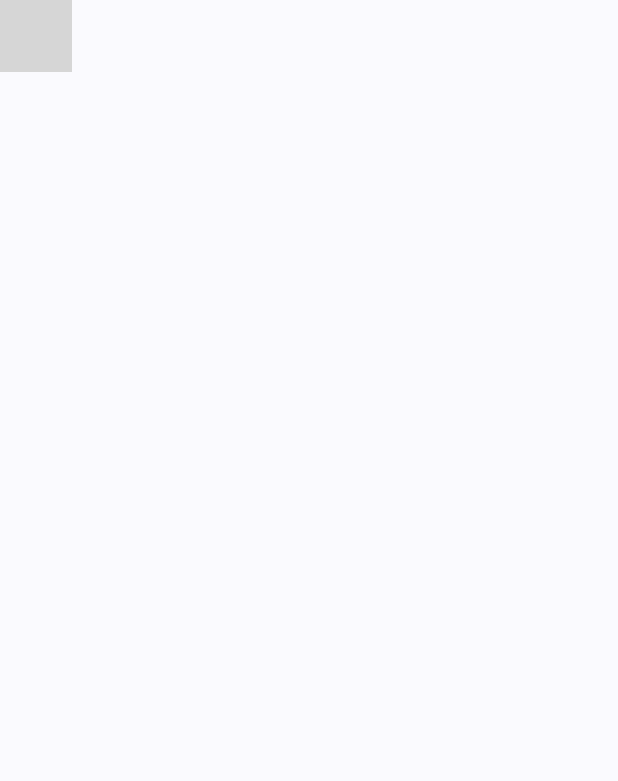
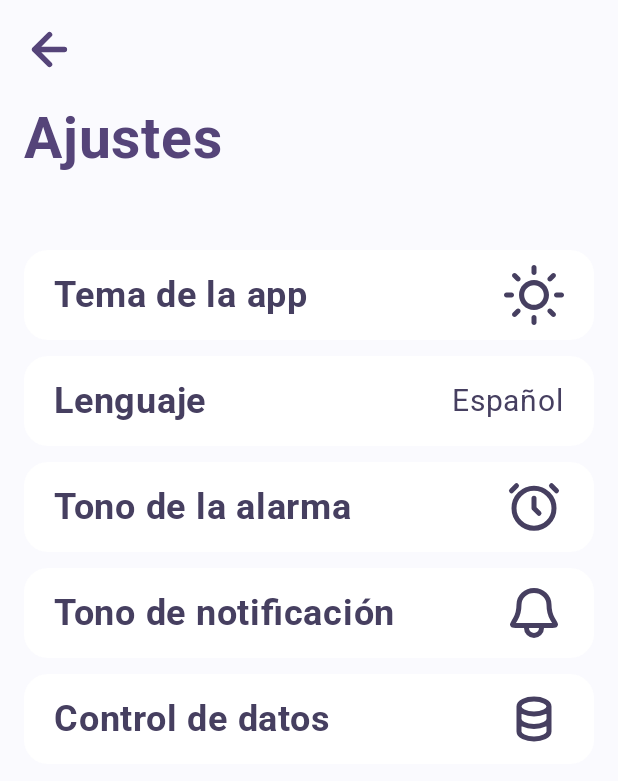
Before and after one commit to Milton-Peluffo/PillMate, an Android app built with Jetpack Compose: the SettingsScreen screen opened through its navigation route, on a phone screen of 412 x 824 dp. Shown: the top 781 px of the screen. Run offline under Robolectric (Android 15) with nearby library versions, the phone set to English and light mode, and no system bars; grey boxes are pictures that could not be loaded.

Commit message:
Style: Improving settings screen, settings component, and minor UI changes

```diff
--- a/app/src/main/java/com/tomildev/pillmate/ui/theme/components/BackButton.kt
+++ b/app/src/main/java/com/tomildev/pillmate/ui/theme/components/BackButton.kt
@@ -11,19 +11,16 @@ import androidx.compose.ui.Modifier
 import androidx.compose.ui.graphics.Color
 import androidx.compose.ui.res.painterResource
 import androidx.compose.ui.tooling.preview.Preview
-import androidx.compose.ui.unit.Dp
 import androidx.compose.ui.unit.dp
 import com.tomildev.pillmate.R
 import androidx.compose.foundation.interaction.MutableInteractionSource
+import androidx.compose.material3.Icon
 import androidx.compose.runtime.remember
 
 @Composable
 fun BackButton(
-    iconRes: Int,
-    contentDescription: String?,
     onClick: () -> Unit,
     modifier: Modifier = Modifier,
-    iconSize: Dp = 34.dp
 ) {
     Surface(
         modifier = modifier.size(48.dp),
@@ -38,10 +35,11 @@ fun BackButton(
                     interactionSource = remember { MutableInteractionSource() }
                 )
         ) {
-            Image(
-                painter = painterResource(id = iconRes),
-                contentDescription = contentDescription,
-                modifier = Modifier.size(iconSize)
+            Icon(
+                painter = painterResource(id = R.drawable.arrow_left),
+                contentDescription = "Atrás",
+                modifier = Modifier.size(34.dp),
+                tint = Color.Unspecified
             )
         }
     }
@@ -51,9 +49,6 @@ fun BackButton(
 @Composable
 fun BackButtonPreview() {
     BackButton(
-        iconRes = R.drawable.arrow_left,
-        contentDescription = "Atrás",
         onClick = { },
-        iconSize = 28.dp
     )
 }
--- a/app/src/main/java/com/tomildev/pillmate/ui/theme/components/SettingItem.kt
+++ b/app/src/main/java/com/tomildev/pillmate/ui/theme/components/SettingItem.kt
@@ -29,14 +29,16 @@ import com.tomildev.pillmate.ui.theme.theme.FontDarkPurple2
 @Composable
 fun SettingItem(
     title: String,
-    icon: Painter,
+    icon: Painter? = null,
+    value: String? = null,
     onClick: () -> Unit
 ) {
     Card(
         modifier = Modifier
             .fillMaxWidth()
-            .height(70.dp)
-            .clickable { },
+            .padding(vertical = 5.dp)
+            .height(60.dp)
+            .clickable { onClick() },
         shape = RoundedCornerShape(16.dp),
         colors = CardDefaults.cardColors(containerColor = Color.White),
         elevation = CardDefaults.cardElevation(defaultElevation = 0.dp)
@@ -51,9 +53,18 @@ fun SettingItem(
             Text(
                 text = title,
                 color = FontDarkPurple2,
-                fontSize = 20.sp,
+                fontSize = 24.sp,
                 fontWeight = FontWeight.Bold
             )
+
+            if (value != null) {
+                Text(
+                    text = value,
+                    color = FontDarkPurple2,
+                    fontSize = 20.sp,
+                    fontWeight = FontWeight.Normal
+                )
+            } else if (icon != null) {
                 Icon(
                     painter = icon,
                     contentDescription = null,
@@ -63,14 +74,26 @@ fun SettingItem(
             }
         }
     }
+}
 
-@Preview( showBackground = true,showSystemUi = true)
+@Preview(showBackground = true, showSystemUi = true)
 @Composable
-fun SettingItemPreview(){
+fun SettingItemPreview() {
+    ColumnPreview()
+}
+
+@Composable
+fun ColumnPreview() {
+    androidx.compose.foundation.layout.Column {
         SettingItem(
-        title = "Hola",
-        icon = painterResource(id = R.drawable.clock),
+            title = "Tema de la app",
+            icon = painterResource(id = R.drawable.sun_icon),
             onClick = {}
-
+        )
+        SettingItem(
+            title = "Lenguaje",
+            value = "Español",
+            onClick = {}
         )
     }
+}
--- a/app/src/main/java/com/tomildev/pillmate/ui/theme/navigations/AppNavigation.kt
+++ b/app/src/main/java/com/tomildev/pillmate/ui/theme/navigations/AppNavigation.kt
@@ -15,18 +15,18 @@ fun AppNavigation(){
     val navController = rememberNavController()
     NavHost(
         navController = navController,
-        startDestination = AppScreen.SplashScreen.route
+        startDestination = AppScreens.SplashScreen.route
     ) {
-        composable(AppScreen.SplashScreen.route) {
+        composable(AppScreens.SplashScreen.route) {
             SplashScreen(navController)
         }
-        composable(AppScreen.AlarmFormScreen.route) {
+        composable(AppScreens.AlarmFormScreen.route) {
             AlarmFormScreen(navController)
         }
-        composable(AppScreen.SettingsScreen.route){
+        composable(AppScreens.SettingsScreen.route){
             SettingsScreen((navController))
         }
-        composable(AppScreen.AlarmListScreen.route) {
+        composable(AppScreens.AlarmListScreen.route) {
             //Just Temp Alarms for show something on alarmList
             val sampleAlarms = listOf(
                 Alarm("Sulfato de Albuterol", "3h 20m", "08:00 AM", "Todos los días", true),
--- a/app/src/main/java/com/tomildev/pillmate/ui/theme/screens/settings/SettingsScreen.kt
+++ b/app/src/main/java/com/tomildev/pillmate/ui/theme/screens/settings/SettingsScreen.kt
@@ -1,34 +1,57 @@
 package com.tomildev.pillmate.ui.theme.screens.settings
 
+import androidx.annotation.DrawableRes
 import androidx.compose.foundation.layout.Arrangement
-import androidx.compose.foundation.layout.Row
+import androidx.compose.foundation.layout.Column
 import androidx.compose.foundation.layout.fillMaxSize
 import androidx.compose.foundation.layout.padding
+import androidx.compose.foundation.lazy.LazyColumn
+import androidx.compose.foundation.lazy.items
 import androidx.compose.material3.Text
 import androidx.compose.runtime.Composable
 import androidx.compose.ui.Modifier
+import androidx.compose.ui.res.painterResource
 import androidx.compose.ui.text.font.FontWeight
 import androidx.compose.ui.tooling.preview.Preview
 import androidx.compose.ui.unit.dp
 import androidx.compose.ui.unit.sp
 import androidx.navigation.NavController
+import androidx.navigation.compose.rememberNavController
+import com.tomildev.pillmate.R
 import com.tomildev.pillmate.ui.theme.components.BackButton
-import com.tomildev.pillmate.ui.theme.navigations.AppScreen
+import com.tomildev.pillmate.ui.theme.components.SettingItem
+import com.tomildev.pillmate.ui.theme.navigations.AppScreens
 import com.tomildev.pillmate.ui.theme.theme.FontDarkPurple
+
+data class SettingOption(
+    val id: String,
+    val title: String,
+    @DrawableRes val iconRes: Int? = null,
+    val value: String? = null,
+    val action: () -> Unit
+)
+
+val settings = listOf(
+    SettingOption("Theme", "Tema de la app", R.drawable.sun_icon, value = null) {},
+    SettingOption("Lang", "Lenguaje", value = "Español") {},
+    SettingOption("AlarmTune", "Tono de la alarma", R.drawable.alarm_icon, value = null) {},
+    SettingOption("NotifiTune", "Tono de notificación", R.drawable.bell_icon, value = null) {},
+    SettingOption("DataControls", "Control de datos", R.drawable.data_icon, value = null) {},
+)
 
 @Composable
 fun SettingsScreen(
-    navController = NavController
-){
-
-    Row(modifier = Modifier
-        .fillMaxSize()
-        .padding(16.dp),
+    navController: NavController,
+) {
+    Column(
+        modifier = Modifier
+            .fillMaxSize()
+            .padding(16.dp),
         verticalArrangement = Arrangement.spacedBy(6.dp)
     ) {
         BackButton(
             onClick = {
-                navController
+                navController.navigate(AppScreens.AlarmListScreen.route)
             }
         )
 
@@ -38,12 +61,27 @@ fun SettingsScreen(
             fontWeight = FontWeight.Bold,
             color = FontDarkPurple
         )
+
+        LazyColumn(
+            modifier = Modifier
+                .fillMaxSize()
+                .padding(vertical = 40.dp)
+        ) {
+            items(settings, key = { it.id }) { s ->
+                SettingItem(
+                    title = s.title,
+                    icon = s.iconRes?.let { painterResource(id = it) },
+                    value = s.value,
+                    onClick = s.action
+                )
+            }
+        }
     }
-
 }
 
 @Preview(showBackground = true, showSystemUi = true)
 @Composable
-fun SettingsScreenPreview(){
-    SettingsScreen()
+fun SettingsScreenPreview() {
+    val nav = rememberNavController()
+    SettingsScreen(nav)
 }
--- a/app/src/main/java/com/tomildev/pillmate/ui/theme/screens/splashScreen/SplashScreen.kt
+++ b/app/src/main/java/com/tomildev/pillmate/ui/theme/screens/splashScreen/SplashScreen.kt
@@ -17,7 +17,7 @@ import androidx.compose.ui.unit.dp
 import androidx.compose.ui.unit.sp
 import androidx.navigation.NavHostController
 import com.tomildev.pillmate.R
-import com.tomildev.pillmate.ui.theme.navigations.AppScreen
+import com.tomildev.pillmate.ui.theme.navigations.AppScreens
 import com.tomildev.pillmate.ui.theme.theme.FontDarkPurple
 import kotlinx.coroutines.delay
 
@@ -26,7 +26,7 @@ fun SplashScreen(navController: NavHostController) {
     LaunchedEffect(key1 = true) {
         delay(3000)
         navController.popBackStack()
-        navController.navigate(AppScreen.AlarmListScreen.route)
+        navController.navigate(AppScreens.AlarmListScreen.route)
     }
 
     Splash()
--- /dev/null
+++ b/app/src/main/res/drawable/alarm_icon.xml
@@ -0,0 +1,5 @@
+<vector xmlns:android="http://schemas.android.com/apk/res/android" android:height="32dp" android:viewportHeight="24" android:viewportWidth="24" android:width="32dp">
+
+    <path android:fillColor="#00000000" android:pathData="M3,5.5L5,3.5M21,5.5L19,3.5M12,8.5V12.5L14,14.5M20,12.5C20,16.918 16.418,20.5 12,20.5C7.582,20.5 4,16.918 4,12.5C4,8.082 7.582,4.5 12,4.5C16.418,4.5 20,8.082 20,12.5Z" android:strokeColor="#463f60" android:strokeLineCap="round" android:strokeLineJoin="round" android:strokeWidth="2"/>
+
+</vector>
--- /dev/null
+++ b/app/src/main/res/drawable/bell_icon.xml
@@ -0,0 +1,5 @@
+<vector xmlns:android="http://schemas.android.com/apk/res/android" android:height="32dp" android:viewportHeight="24" android:viewportWidth="24" android:width="32dp">
+
+    <path android:fillColor="#00000000" android:pathData="M9.002,17H5.606C4.348,17 3.719,17 3.586,16.902C3.438,16.792 3.401,16.728 3.385,16.544C3.371,16.38 3.756,15.749 4.528,14.487C5.324,13.184 6,11.286 6,8.6C6,7.115 6.632,5.69 7.758,4.64C8.883,3.59 10.409,3 12,3C13.592,3 15.118,3.59 16.243,4.64C17.368,5.69 18,7.115 18,8.6C18,11.286 18.677,13.184 19.473,14.487C20.244,15.749 20.63,16.38 20.615,16.544C20.599,16.728 20.563,16.792 20.414,16.902C20.282,17 19.653,17 18.394,17H15M9.002,17L9,18C9,19.657 10.344,21 12,21C13.657,21 15,19.657 15,18V17M9.002,17H15" android:strokeColor="#463f60" android:strokeLineCap="round" android:strokeLineJoin="round" android:strokeWidth="2"/>
+
+</vector>
--- /dev/null
+++ b/app/src/main/res/drawable/data_icon.xml
@@ -0,0 +1,5 @@
+<vector xmlns:android="http://schemas.android.com/apk/res/android" android:height="32dp" android:viewportHeight="24" android:viewportWidth="24" android:width="32dp">
+
+    <path android:fillColor="#00000000" android:pathData="M18,12V17C18,18.657 15.314,20 12,20C8.686,20 6,18.657 6,17V12M18,12V7M18,12C18,13.657 15.314,15 12,15C8.686,15 6,13.657 6,12M18,7C18,5.343 15.314,4 12,4C8.686,4 6,5.343 6,7M18,7C18,8.657 15.314,10 12,10C8.686,10 6,8.657 6,7M6,12V7" android:strokeColor="#463f60" android:strokeLineCap="round" android:strokeLineJoin="round" android:strokeWidth="2"/>
+
+</vector>
--- /dev/null
+++ b/app/src/main/res/drawable/moon_icon.xml
@@ -0,0 +1,5 @@
+<vector xmlns:android="http://schemas.android.com/apk/res/android" android:height="32dp" android:viewportHeight="39" android:viewportWidth="39" android:width="32dp">
+
+    <path android:fillColor="#00000000" android:pathData="M34.125,20.784C33.869,23.55 32.831,26.186 31.132,28.383C29.433,30.581 27.143,32.249 24.531,33.193C21.918,34.137 19.09,34.317 16.379,33.712C13.668,33.108 11.185,31.744 9.221,29.779C7.256,27.815 5.892,25.332 5.288,22.621C4.683,19.91 4.863,17.082 5.807,14.469C6.751,11.857 8.419,9.567 10.616,7.868C12.814,6.169 15.45,5.131 18.216,4.875C16.597,7.066 15.818,9.765 16.02,12.482C16.223,15.199 17.394,17.753 19.32,19.68C21.247,21.606 23.801,22.777 26.518,22.98C29.235,23.183 31.934,22.403 34.125,20.784Z" android:strokeColor="#463F60" android:strokeLineCap="round" android:strokeLineJoin="round" android:strokeWidth="4"/>
+
+</vector>
--- /dev/null
+++ b/app/src/main/res/drawable/sun_icon.xml
@@ -0,0 +1,21 @@
+<vector xmlns:android="http://schemas.android.com/apk/res/android" android:height="32dp" android:viewportHeight="24" android:viewportWidth="24" android:width="32dp">
+
+    <path android:fillColor="#463f60" android:pathData="M11,1C11,0.448 11.448,0 12,0C12.552,0 13,0.448 13,1V3C13,3.552 12.552,4 12,4C11.448,4 11,3.552 11,3V1Z"/>
+
+    <path android:fillColor="#463f60" android:fillType="evenOdd" android:pathData="M18,12C18,15.314 15.314,18 12,18C8.686,18 6,15.314 6,12C6,8.686 8.686,6 12,6C15.314,6 18,8.686 18,12ZM8.062,12C8.062,14.175 9.825,15.938 12,15.938C14.175,15.938 15.938,14.175 15.938,12C15.938,9.825 14.175,8.062 12,8.062C9.825,8.062 8.062,9.825 8.062,12Z"/>
+
+    <path android:fillColor="#463f60" android:pathData="M20.485,3.515C20.095,3.124 19.462,3.124 19.071,3.515L17.657,4.929C17.266,5.319 17.266,5.953 17.657,6.343C18.047,6.734 18.681,6.734 19.071,6.343L20.485,4.929C20.876,4.538 20.876,3.905 20.485,3.515Z"/>
+
+    <path android:fillColor="#463f60" android:pathData="M1,13C0.448,13 0,12.552 0,12C0,11.448 0.448,11 1,11H3C3.552,11 4,11.448 4,12C4,12.552 3.552,13 3,13H1Z"/>
+
+    <path android:fillColor="#463f60" android:pathData="M3.515,3.515C3.124,3.905 3.124,4.538 3.515,4.929L4.929,6.343C5.319,6.734 5.953,6.734 6.343,6.343C6.734,5.953 6.734,5.319 6.343,4.929L4.929,3.515C4.538,3.124 3.905,3.124 3.515,3.515Z"/>
+
+    <path android:fillColor="#463f60" android:pathData="M11,21C11,20.448 11.448,20 12,20C12.552,20 13,20.448 13,21V23C13,23.552 12.552,24 12,24C11.448,24 11,23.552 11,23V21Z"/>
+
+    <path android:fillColor="#463f60" android:pathData="M6.343,17.657C5.953,17.266 5.319,17.266 4.929,17.657L3.515,19.071C3.124,19.462 3.124,20.095 3.515,20.485C3.905,20.876 4.538,20.876 4.929,20.485L6.343,19.071C6.734,18.681 6.734,18.047 6.343,17.657Z"/>
+
+    <path android:fillColor="#463f60" android:pathData="M21,13C20.448,13 20,12.552 20,12C20,11.448 20.448,11 21,11H23C23.552,11 24,11.448 24,12C24,12.552 23.552,13 23,13H21Z"/>
+
+    <path android:fillColor="#463f60" android:pathData="M17.657,17.657C17.266,18.047 17.266,18.681 17.657,19.071L19.071,20.485C19.462,20.876 20.095,20.876 20.485,20.485C20.876,20.095 20.876,19.462 20.485,19.071L19.071,17.657C18.681,17.266 18.047,17.266 17.657,17.657Z"/>
+
+</vector>
```
Also changed, not shown: app/src/main/java/com/tomildev/pillmate/ui/theme/navigations/AppScreens.kt (+5 -5 lines), app/src/main/java/com/tomildev/pillmate/ui/theme/screens/alarmForm/AlarmFormScreen.kt (+3 -5 lines), app/src/main/java/com/tomildev/pillmate/ui/theme/screens/alarmList/AlarmListScreen.kt (+5 -3 lines). Lines whose indentation alone changed are shown as unchanged.
